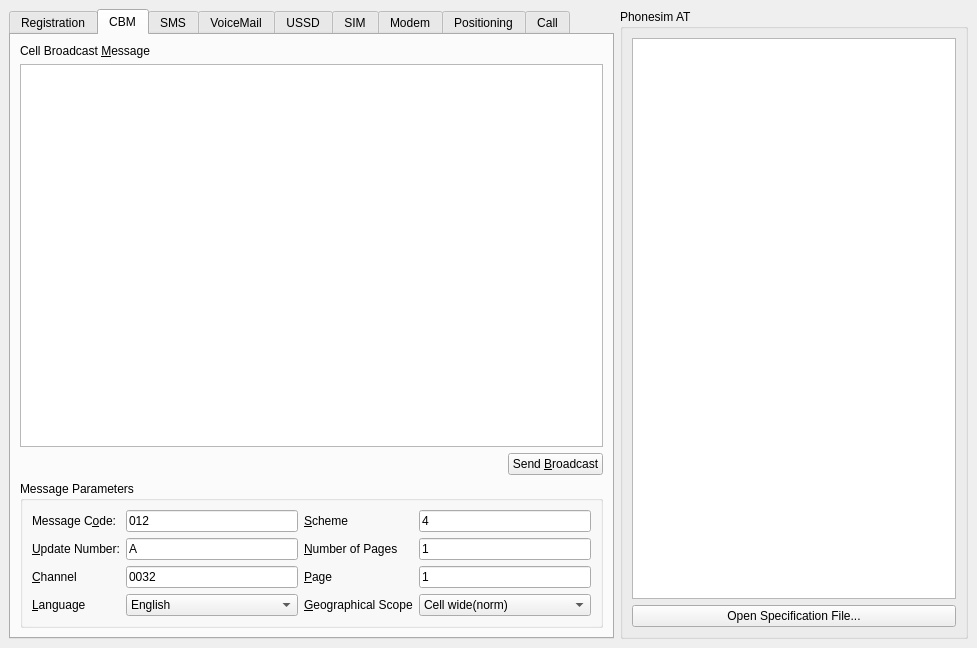
Above: src/controlbase.ui from jpakkane/ofono-phonesim before the change. Below: the same form after it.
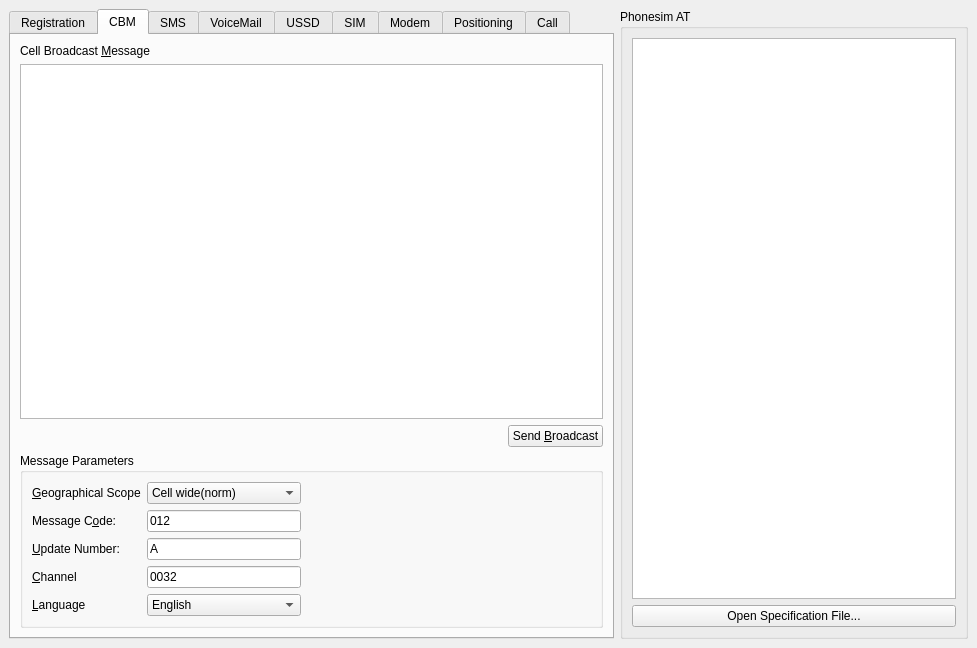
That is the form after the change. The open tabs and pages were chosen to show the change.

Commit message: ui: Remove entries in CBM UI

Diff of the .ui file:
```diff
--- a/src/controlbase.ui
+++ b/src/controlbase.ui
@@ -393,7 +393,17 @@
           <property name="spacing">
            <number>6</number>
           </property>
-          <item row="1" column="0">
+          <item row="2" column="0">
+           <widget class="QLabel" name="lblMessageCode">
+            <property name="text">
+             <string>Message C&amp;ode:</string>
+            </property>
+            <property name="buddy">
+             <cstring>leMessageCode</cstring>
+            </property>
+           </widget>
+          </item>
+          <item row="3" column="0">
            <widget class="QLabel" name="lblUpdateNumber">
             <property name="text">
              <string>&amp;Update Number:</string>
@@ -404,6 +414,33 @@
            </widget>
           </item>
           <item row="1" column="1">
+           <widget class="QComboBox" name="cbGeographicalScope">
+            <property name="currentIndex">
+             <number>3</number>
+            </property>
+            <item>
+             <property name="text">
+              <string>Cell wide(immediate)</string>
+             </property>
+            </item>
+            <item>
+             <property name="text">
+              <string>PLMN wide</string>
+             </property>
+            </item>
+            <item>
+             <property name="text">
+              <string>Location Area wide</string>
+             </property>
+            </item>
+            <item>
+             <property name="text">
+              <string>Cell wide(norm)</string>
+             </property>
+            </item>
+           </widget>
+          </item>
+          <item row="3" column="1">
            <widget class="QLineEdit" name="leUpdateNumber">
             <property name="text">
              <string>A</string>
@@ -413,27 +450,27 @@
             </property>
            </widget>
           </item>
-          <item row="1" column="2">
-           <widget class="QLabel" name="lblNumPages">
+          <item row="4" column="1">
+           <widget class="QLineEdit" name="leChannel">
             <property name="text">
-             <string>&amp;Number of Pages</string>
+             <string>0032</string>
             </property>
-            <property name="buddy">
-             <cstring>leNumPages</cstring>
+            <property name="maxLength">
+             <number>4</number>
             </property>
            </widget>
           </item>
-          <item row="3" column="0">
-           <widget class="QLabel" name="lblLanguage">
+          <item row="4" column="0">
+           <widget class="QLabel" name="lblChannel">
             <property name="text">
-             <string>&amp;Language</string>
+             <string>&amp;Channel</string>
             </property>
             <property name="buddy">
-             <cstring>cbLanguage</cstring>
+             <cstring>leChannel</cstring>
             </property>
            </widget>
           </item>
-          <item row="3" column="2">
+          <item row="1" column="0">
            <widget class="QLabel" name="lblGeographicalScope">
             <property name="text">
              <string>&amp;Geographical Scope</string>
@@ -443,17 +480,7 @@
             </property>
            </widget>
           </item>
-          <item row="2" column="3">
-           <widget class="QLineEdit" name="lePage">
-            <property name="text">
-             <string>1</string>
-            </property>
-            <property name="maxLength">
-             <number>1</number>
-            </property>
-           </widget>
-          </item>
-          <item row="3" column="1">
+          <item row="5" column="1">
            <widget class="QComboBox" name="cbLanguage">
             <property name="currentIndex">
              <number>1</number>
@@ -525,50 +552,17 @@
             </item>
            </widget>
           </item>
-          <item row="0" column="2">
-           <widget class="QLabel" name="lblScheme">
+          <item row="5" column="0">
+           <widget class="QLabel" name="lblLanguage">
             <property name="text">
-             <string>&amp;Scheme</string>
+             <string>&amp;Language</string>
             </property>
             <property name="buddy">
-             <cstring>leScheme</cstring>
+             <cstring>cbLanguage</cstring>
             </property>
            </widget>
           </item>
-          <item row="2" column="0">
-           <widget class="QLabel" name="lblChannel">
-            <property name="text">
-             <string>&amp;Channel</string>
-            </property>
-            <property name="buddy">
-             <cstring>leChannel</cstring>
-            </property>
-           </widget>
-          </item>
-          <item row="2" column="2">
-           <widget class="QLabel" name="lblPage">
-            <property name="text">
-             <string>&amp;Page</string>
-            </property>
-            <property name="buddy">
-             <cstring>lePage</cstring>
-            </property>
-           </widget>
-          </item>
-          <item row="0" column="3">
-           <widget class="QLineEdit" name="leScheme">
-            <property name="text">
-             <string>4</string>
-            </property>
-            <property name="maxLength">
-             <number>1</number>
-            </property>
-            <property name="readOnly">
-             <bool>true</bool>
-            </property>
-           </widget>
-          </item>
-          <item row="0" column="1">
+          <item row="2" column="1">
            <widget class="QLineEdit" name="leMessageCode">
             <property name="text">
              <string>012</string>
@@ -578,62 +572,21 @@
             </property>
            </widget>
           </item>
-          <item row="2" column="1">
-           <widget class="QLineEdit" name="leChannel">
-            <property name="text">
-             <string>0032</string>
+          <item row="1" column="2" rowspan="5">
+           <spacer name="verticalSpacer_2">
+            <property name="orientation">
+             <enum>Qt::Vertical</enum>
             </property>
-            <property name="maxLength">
-             <number>4</number>
+            <property name="sizeType">
+             <enum>QSizePolicy::Ignored</enum>
             </property>
-           </widget>
-          </item>
-          <item row="1" column="3">
-           <widget class="QLineEdit" name="leNumPages">
-            <property name="text">
-             <string>1</string>
+            <property name="sizeHint" stdset="0">
+             <size>
+              <width>290</width>
+              <height>150</height>
+             </size>
             </property>
-            <property name="maxLength">
-             <number>1</number>
-            </property>
-           </widget>
-          </item>
-          <item row="3" column="3">
-           <widget class="QComboBox" name="cbGeographicalScope">
-            <property name="currentIndex">
-             <number>3</number>
-            </property>
-            <item>
-             <property name="text">
-              <string>Cell wide(immediate)</string>
-             </property>
-            </item>
-            <item>
-             <property name="text">
-              <string>PLMN wide</string>
-             </property>
-            </item>
-            <item>
-             <property name="text">
-              <string>Location Area wide</string>
-             </property>
-            </item>
-            <item>
-             <property name="text">
-              <string>Cell wide(norm)</string>
-             </property>
-            </item>
-           </widget>
-          </item>
-          <item row="0" column="0">
-           <widget class="QLabel" name="lblMessageCode">
-            <property name="text">
-             <string>Message C&amp;ode:</string>
-            </property>
-            <property name="buddy">
-             <cstring>leMessageCode</cstring>
-            </property>
-           </widget>
+           </spacer>
           </item>
          </layout>
         </widget>
```
Left out of the diff: 5 changed lines with no effect on the pictures.
